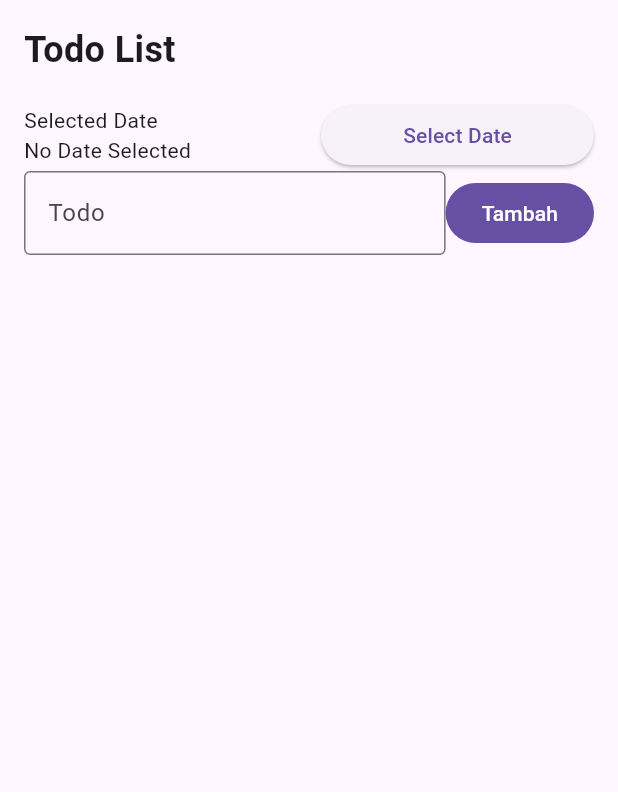
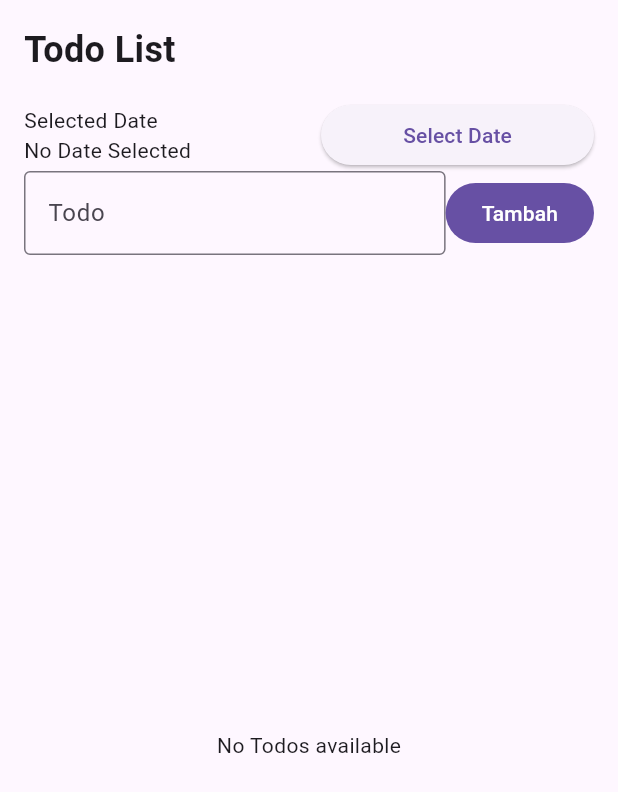
Before and after one commit to khaiqalsatrio/115_TodoBloc, a Flutter app: the screen it shows after launch, on a phone screen of 412 x 824 dp. Shown: the top 792 px of the screen. Run offline on Flutter 3.47's test engine with Material 3 defaults, Android fonts, the phone set to English and light mode, and no system bars; our stand-ins replace flutter_bloc.

Commit message:
Tampilkan pesan default jika tidak ada data todo

```diff
--- a/lib/presentation/todo_page.dart
+++ b/lib/presentation/todo_page.dart
@@ -174,6 +174,8 @@ class TodoPage extends StatelessWidget {
                           );
                         },
                       );
+                    } else {
+                      return Center(child: Text('No Todos available'));
                     }
                   },
                 ),
```
